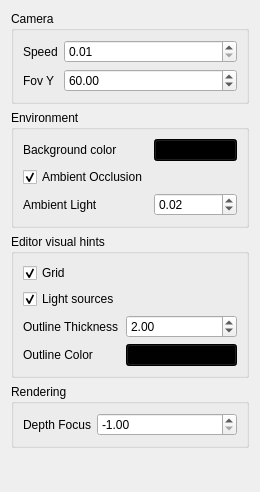
Above: Engine/Project3/ui/miscsettingswidget.ui from Adria-F/QT-Graphics-Engine before the change. Below: the same form after it.
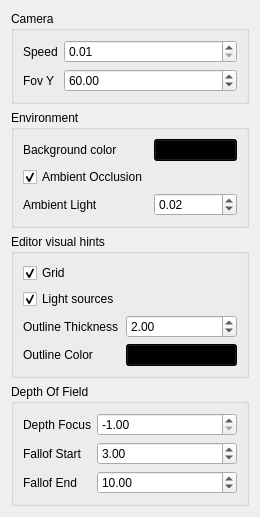
That is the form after the change.

Commit message: Ui for depth parameters + Final texture with DOF

Diff of the .ui file:
```diff
--- a/Engine/Project3/ui/miscsettingswidget.ui
+++ b/Engine/Project3/ui/miscsettingswidget.ui
@@ -194,7 +194,7 @@
    <item>
     <widget class="QGroupBox" name="groupBox_4">
      <property name="title">
-      <string>Rendering</string>
+      <string>Depth Of Field</string>
      </property>
      <layout class="QFormLayout" name="formLayout_3">
       <item row="0" column="0">
@@ -217,6 +217,40 @@
         </property>
        </widget>
       </item>
+      <item row="1" column="1">
+       <widget class="QDoubleSpinBox" name="fallofStartMargin">
+        <property name="maximum">
+         <double>1000.000000000000000</double>
+        </property>
+        <property name="value">
+         <double>3.000000000000000</double>
+        </property>
+       </widget>
+      </item>
+      <item row="1" column="0">
+       <widget class="QLabel" name="label_8">
+        <property name="text">
+         <string>Fallof Start</string>
+        </property>
+       </widget>
+      </item>
+      <item row="2" column="0">
+       <widget class="QLabel" name="label_9">
+        <property name="text">
+         <string>Fallof End</string>
+        </property>
+       </widget>
+      </item>
+      <item row="2" column="1">
+       <widget class="QDoubleSpinBox" name="fallofEndMargin">
+        <property name="maximum">
+         <double>1000.000000000000000</double>
+        </property>
+        <property name="value">
+         <double>10.000000000000000</double>
+        </property>
+       </widget>
+      </item>
      </layout>
     </widget>
    </item>
```
The commit also changes 5 other files.
